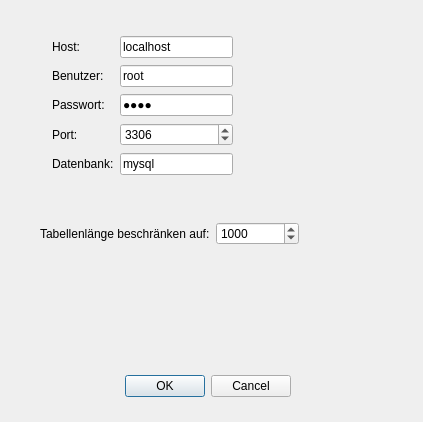
First picture: the form in dialog_verbinden.ui, repository EinfachToll/MeinSQL, before the edit.
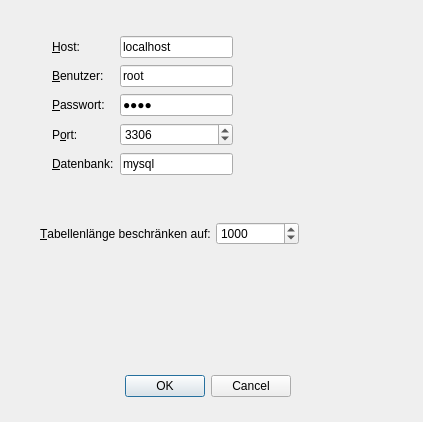
Second picture: the form after the edit.

Diff of the .ui file:
```diff
--- a/dialog_verbinden.ui
+++ b/dialog_verbinden.ui
@@ -42,7 +42,10 @@
     <item row="0" column="0">
      <widget class="QLabel" name="label">
       <property name="text">
-       <string>Host:</string>
+       <string>&amp;Host:</string>
+      </property>
+      <property name="buddy">
+       <cstring>lineEdit_Host</cstring>
       </property>
      </widget>
     </item>
@@ -56,7 +59,10 @@
     <item row="1" column="0">
      <widget class="QLabel" name="label_2">
       <property name="text">
-       <string>Benutzer:</string>
+       <string>&amp;Benutzer:</string>
+      </property>
+      <property name="buddy">
+       <cstring>lineEdit_Benutzer</cstring>
       </property>
      </widget>
     </item>
@@ -70,7 +76,10 @@
     <item row="2" column="0">
      <widget class="QLabel" name="label_3">
       <property name="text">
-       <string>Passwort:</string>
+       <string>&amp;Passwort:</string>
+      </property>
+      <property name="buddy">
+       <cstring>lineEdit_Passwort</cstring>
       </property>
      </widget>
     </item>
@@ -87,7 +96,10 @@
     <item row="3" column="0">
      <widget class="QLabel" name="label_4">
       <property name="text">
-       <string>Port:</string>
+       <string>P&amp;ort:</string>
+      </property>
+      <property name="buddy">
+       <cstring>spinBox_Port</cstring>
       </property>
      </widget>
     </item>
@@ -104,7 +116,10 @@
     <item row="4" column="0">
      <widget class="QLabel" name="label_6">
       <property name="text">
-       <string>Datenbank:</string>
+       <string>&amp;Datenbank:</string>
+      </property>
+      <property name="buddy">
+       <cstring>lineEdit_Datenbank</cstring>
       </property>
      </widget>
     </item>
@@ -117,7 +132,7 @@
     </item>
    </layout>
   </widget>
-  <widget class="QWidget" name="">
+  <widget class="QWidget" name="layoutWidget">
    <property name="geometry">
     <rect>
      <x>40</x>
@@ -130,7 +145,10 @@
     <item>
      <widget class="QLabel" name="label_5">
       <property name="text">
-       <string>Tabellenlänge beschränken auf:</string>
+       <string>&amp;Tabellenlänge beschränken auf:</string>
+      </property>
+      <property name="buddy">
+       <cstring>spinBox</cstring>
       </property>
      </widget>
     </item>
```
